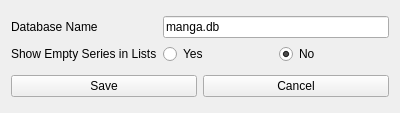
Before: the Qt Designer form ui/xml/mangatracker-gui-config.ui in theorangesauce/MangaTracker, drawn with Qt 5.
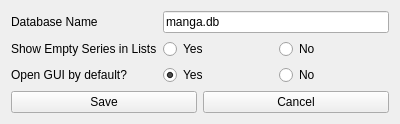
After: the same form once the commit is applied.

Commit message:
Add config option deciding whether CLI or GUI opens by default
By default, opening the executable now opens the GUI, and the options menu now has an option to select whether opening the executable without any command line options opens the CLI or the GUI.

The config option is default_to_gui, and it is set to True by default.

```diff
--- a/ui/xml/mangatracker-gui-config.ui
+++ b/ui/xml/mangatracker-gui-config.ui
@@ -7,14 +7,12 @@
     <x>0</x>
     <y>0</y>
     <width>400</width>
-    <height>113</height>
+    <height>119</height>
    </rect>
   </property>
   <property name="windowTitle">
    <string>Config</string>
   </property>
-  <layout class="QVBoxLayout" name="verticalLayout">
-   <item>
     <layout class="QGridLayout" name="gridLayout">
      <item row="0" column="0">
       <widget class="QLabel" name="database_name_label">
@@ -58,9 +56,35 @@
        </item>
       </layout>
      </item>
+   <item row="2" column="0">
+    <widget class="QLabel" name="default_to_gui_label">
+     <property name="text">
+      <string>Open GUI by default?</string>
+     </property>
+    </widget>
+   </item>
+   <item row="2" column="1">
+    <layout class="QHBoxLayout" name="default_to_gui_buttons">
+     <item>
+      <widget class="QRadioButton" name="default_to_gui_yes_button">
+       <property name="text">
+        <string>Yes</string>
+       </property>
+       <property name="checked">
+        <bool>true</bool>
+       </property>
+      </widget>
+     </item>
+     <item>
+      <widget class="QRadioButton" name="default_to_gui_no_button">
+       <property name="text">
+        <string>No</string>
+       </property>
+      </widget>
+     </item>
     </layout>
    </item>
-   <item>
+   <item row="3" column="0" colspan="2">
     <layout class="QHBoxLayout" name="horizontalLayout_4">
      <item>
       <widget class="QPushButton" name="config_save">
```
Lines whose indentation alone changed are shown as unchanged. The commit also changes 5 other files.
